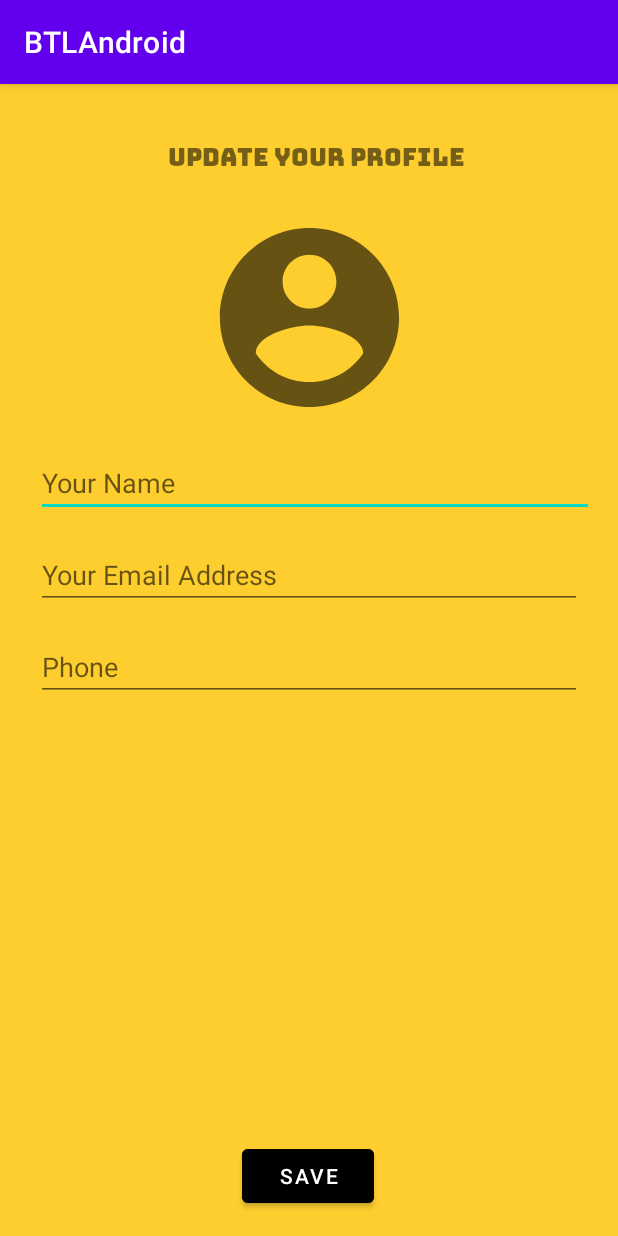
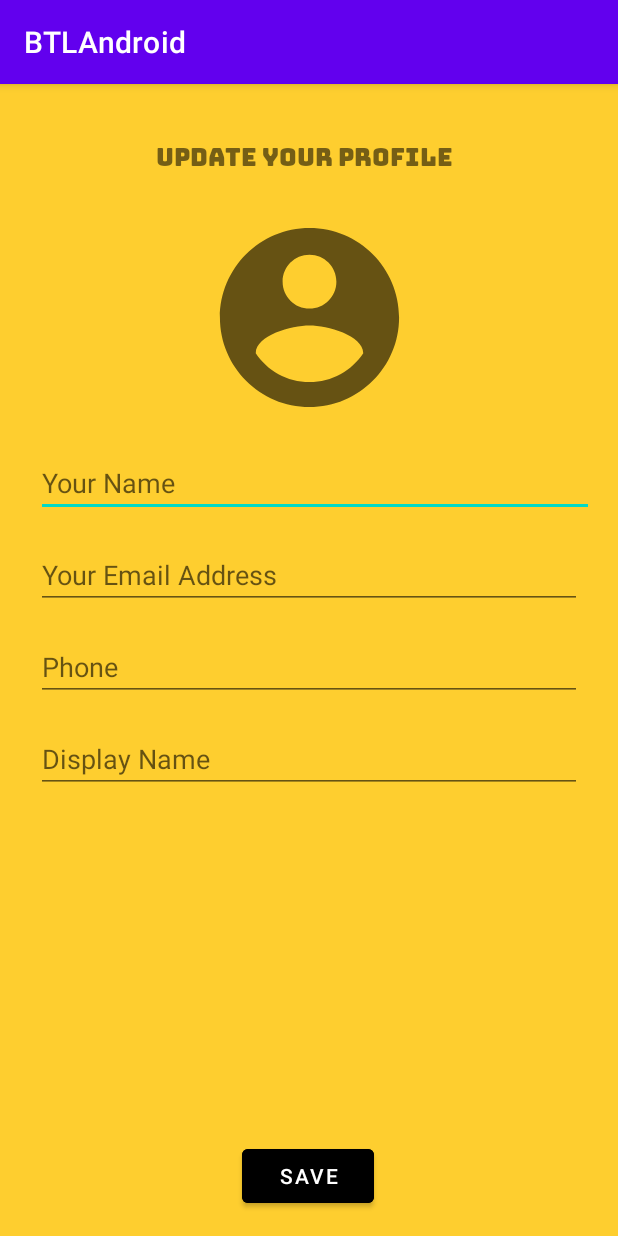
Before and after one commit to Donotknowwhy/BTLAndroid, an Android app: the EditProfile screen opened directly, with no data from a screen before it, on a phone screen of 412 x 824 dp. Run offline under Robolectric (Android 15) with nearby library versions, the phone set to English and light mode, and no system bars; our stand-ins replace Firebase (no records; nobody signed in at launch, a user with empty details on screens opened directly), Picasso.

Commit message:
add change display name

```diff
--- a/app/src/main/java/com/example/btlandroid/Profile.java
+++ b/app/src/main/java/com/example/btlandroid/Profile.java
@@ -152,6 +152,7 @@ public class Profile extends AppCompatActivity {
             i.putExtra("fullName", name.getText().toString());
             i.putExtra("email", mail.getText().toString());
             i.putExtra("phone","1234");
+
                 startActivity(i);
             }
         });
@@ -215,7 +216,7 @@ public class Profile extends AppCompatActivity {
         mapValue.put("ID", phoneNo.getEditText().getText().toString());
         DatabaseReference dbf = reference.child(mAuth.getCurrentUser().getUid());
         dbf.updateChildren(mapValue);
-
+        Toast.makeText(Profile.this, "Saved.", Toast.LENGTH_SHORT).show();
 
     }
 }
--- a/app/src/main/res/layout/activity_edit_profile.xml
+++ b/app/src/main/res/layout/activity_edit_profile.xml
@@ -64,8 +64,23 @@
         app:layout_constraintEnd_toEndOf="parent"
         app:layout_constraintStart_toStartOf="parent"
         app:layout_constraintTop_toBottomOf="@+id/profileEmailAddress" />
+        />
 
-        />
+    <EditText
+        android:id="@+id/displayName"
+        android:layout_width="0dp"
+        android:layout_height="wrap_content"
+        android:layout_marginStart="24dp"
+        android:layout_marginTop="16dp"
+        android:layout_marginEnd="24dp"
+        android:ems="10"
+        android:textColor="@color/black"
+        android:hint="Display Name"
+        app:layout_constraintEnd_toEndOf="parent"
+        app:layout_constraintStart_toStartOf="parent"
+        app:layout_constraintTop_toBottomOf="@+id/profilePhoneNo" />
+    />
+
 
     <Button
         android:id="@+id/saveProfileInfo"
@@ -83,7 +98,7 @@
         android:id="@+id/textView4"
         android:layout_width="282dp"
         android:layout_height="35dp"
-        android:layout_marginStart="112dp"
+        android:layout_marginStart="104dp"
         android:layout_marginTop="28dp"
         android:fontFamily="@font/bungee"
 
--- a/app/src/main/res/layout/activity_register.xml
+++ b/app/src/main/res/layout/activity_register.xml
@@ -100,7 +100,7 @@
         android:layout_marginTop="16dp"
         android:layout_marginEnd="16dp"
         android:ems="10"
-        android:inputType="textPhonetic"
+        android:inputType="phone"
         android:hint="Phone"
         android:padding="10dp"
         android:textColor="@color/black"
```
Also changed, not shown: app/src/main/java/com/example/btlandroid/EditProfile.java (+16 -15 lines).
